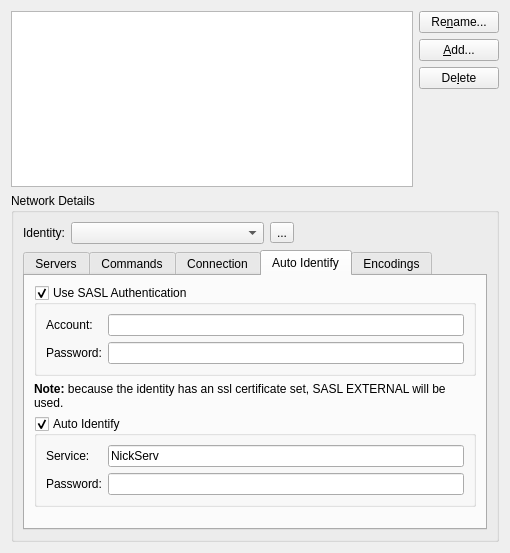
First picture: the form in src/qtui/settingspages/networkssettingspage.ui, repository quassel/quassel, before the edit.
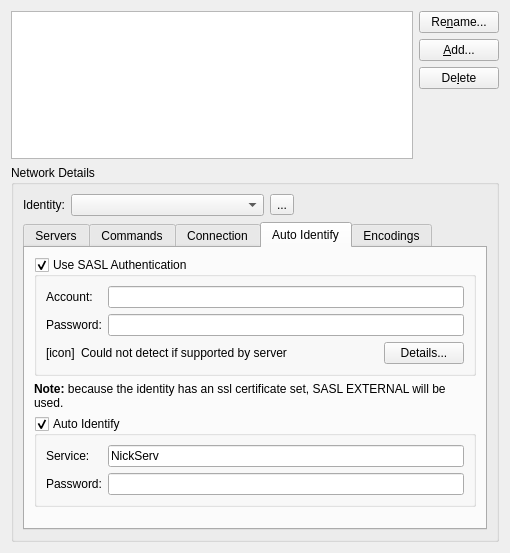
Second picture: the form after the edit. The open tabs and pages were chosen to show the change. Icons and pictures are not drawn.

Commit message:
Use label and Details button, check if connected
Keep "Use SASL Authentication" static, to avoid confusion and
concerns with longer languages.

Add another row with an icon, text, and "Details..." button to show
current SASL availability.

Check if disconnected separately from network existing and capability
negotiation support.  Show a different message when disconnected from
the network.  This should help reduce confusion.

Move SASL status UI updates to separate function to avoid cluttering
general capability updates handling function.

```diff
--- a/src/qtui/settingspages/networkssettingspage.ui
+++ b/src/qtui/settingspages/networkssettingspage.ui
@@ -680,52 +680,87 @@
             <property name="checked">
              <bool>true</bool>
             </property>
-            <layout class="QGridLayout" name="gridLayout_2">
-             <item row="1" column="1">
-              <widget class="QLineEdit" name="saslPassword">
-               <property name="enabled">
-                <bool>true</bool>
-               </property>
-               <property name="toolTip">
-                <string>Account password</string>
-               </property>
-               <property name="echoMode">
-                <enum>QLineEdit::Password</enum>
-               </property>
-              </widget>
+            <layout class="QVBoxLayout" name="verticalLayout_11">
+             <item>
+              <layout class="QGridLayout" name="gridLayout_2">
+               <item row="0" column="1">
+                <widget class="QLineEdit" name="saslAccount">
+                 <property name="enabled">
+                  <bool>true</bool>
+                 </property>
+                 <property name="toolTip">
+                  <string>Account name, often the same as your nickname</string>
+                 </property>
+                 <property name="text">
+                  <string/>
+                 </property>
+                </widget>
+               </item>
+               <item row="0" column="0">
+                <widget class="QLabel" name="saslAccountLabel">
+                 <property name="enabled">
+                  <bool>true</bool>
+                 </property>
+                 <property name="text">
+                  <string>Account:</string>
+                 </property>
+                </widget>
+               </item>
+               <item row="1" column="1">
+                <widget class="QLineEdit" name="saslPassword">
+                 <property name="enabled">
+                  <bool>true</bool>
+                 </property>
+                 <property name="toolTip">
+                  <string>Account password</string>
+                 </property>
+                 <property name="echoMode">
+                  <enum>QLineEdit::Password</enum>
+                 </property>
+                </widget>
+               </item>
+               <item row="1" column="0">
+                <widget class="QLabel" name="saslPasswordLabel">
+                 <property name="enabled">
+                  <bool>true</bool>
+                 </property>
+                 <property name="text">
+                  <string>Password:</string>
+                 </property>
+                </widget>
+               </item>
+              </layout>
              </item>
-             <item row="1" column="0">
-              <widget class="QLabel" name="saslPasswordLabel">
-               <property name="enabled">
-                <bool>true</bool>
-               </property>
-               <property name="text">
-                <string>Password:</string>
-               </property>
-              </widget>
-             </item>
-             <item row="0" column="0">
-              <widget class="QLabel" name="saslAccountLabel">
-               <property name="enabled">
-                <bool>true</bool>
-               </property>
-               <property name="text">
-                <string>Account:</string>
-               </property>
-              </widget>
-             </item>
-             <item row="0" column="1">
-              <widget class="QLineEdit" name="saslAccount">
-               <property name="enabled">
-                <bool>true</bool>
-               </property>
-               <property name="toolTip">
-                <string>Account name, often the same as your nickname</string>
-               </property>
-               <property name="text">
-                <string/>
-               </property>
-              </widget>
+             <item>
+              <layout class="QHBoxLayout" name="horizontalLayout_7">
+               <item>
+                <widget class="QLabel" name="saslStatusIcon">
+                 <property name="text">
+                  <string notr="true">[icon]</string>
+                 </property>
+                </widget>
+               </item>
+               <item>
+                <widget class="QLabel" name="saslStatusLabel">
+                 <property name="sizePolicy">
+                  <sizepolicy hsizetype="Expanding" vsizetype="Preferred">
+                   <horstretch>0</horstretch>
+                   <verstretch>0</verstretch>
+                  </sizepolicy>
+                 </property>
+                 <property name="text">
+                  <string>Could not detect if supported by server</string>
+                 </property>
+                </widget>
+               </item>
+               <item>
+                <widget class="QPushButton" name="saslStatusDetails">
+                 <property name="text">
+                  <string>Details...</string>
+                 </property>
+                </widget>
+               </item>
+              </layout>
              </item>
             </layout>
            </widget>
```
Left out of the diff: 1 changed line with no effect on the pictures. The commit also changes 2 other files.
